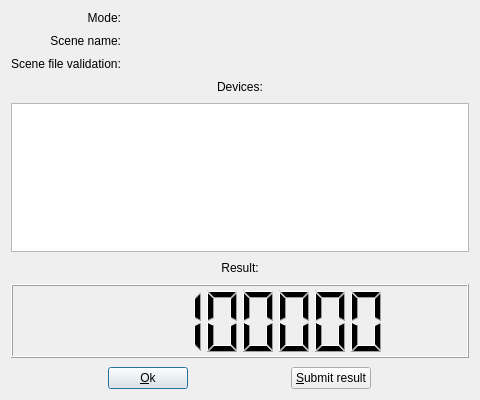
Old version of the form src/resultdialog.ui in the repository LuxCoreRender/LuxMark.
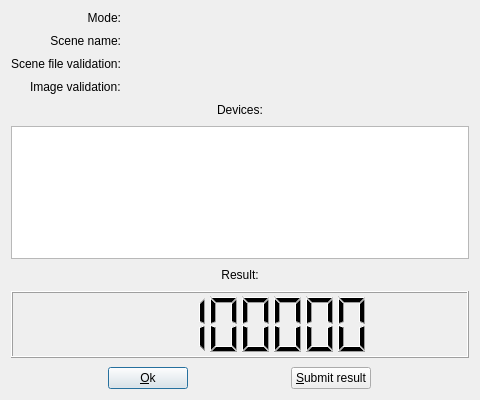
New version of the form. Icons and pictures are not drawn.

Commit message: First work on rendered image validation

Diff of the .ui file:
```diff
--- a/src/resultdialog.ui
+++ b/src/resultdialog.ui
@@ -171,7 +171,21 @@
     </widget>
    </item>
    <item row="2" column="1">
-    <widget class="QLabel" name="validationLabel">
+    <widget class="QLabel" name="sceneValidation">
+     <property name="text">
+      <string/>
+     </property>
+    </widget>
+   </item>
+   <item row="3" column="0">
+    <widget class="QLabel" name="imageValidationLabel">
+     <property name="text">
+      <string>Image validation:</string>
+     </property>
+    </widget>
+   </item>
+   <item row="3" column="1">
+    <widget class="QLabel" name="imageValidation">
      <property name="text">
       <string/>
      </property>
```
Left out of the diff: 2 changed lines with no effect on the pictures. The commit also changes 5 other files.
